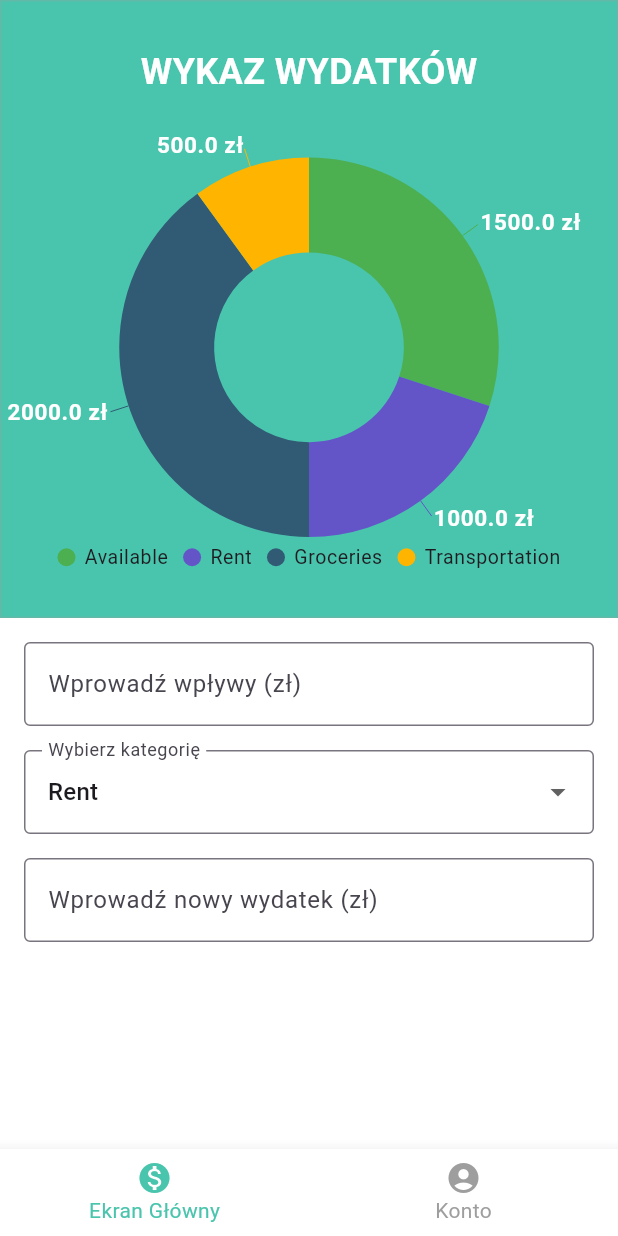
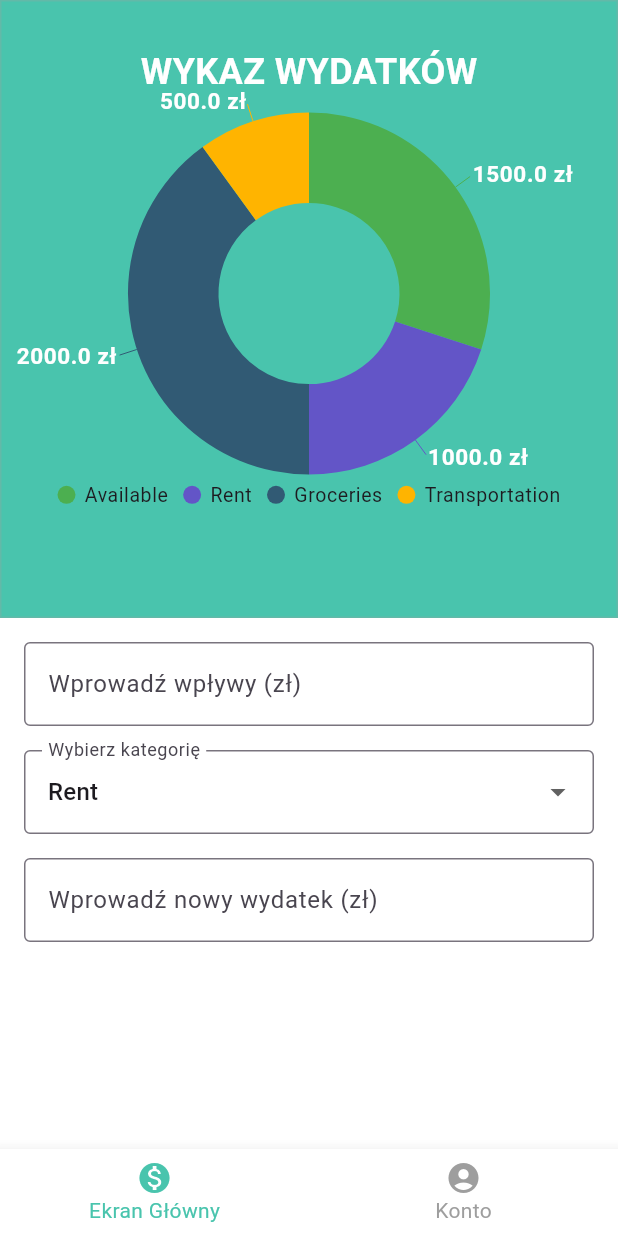
Before and after one commit to dmouze/MoneyBuddy, a Flutter app: the screen it shows after launch, after a tap on "Zaloguj się", on a phone screen of 412 x 824 dp. Run offline on Flutter 3.47's test engine with Material 3 defaults, Android fonts, the phone set to English and light mode, and no system bars; our stand-ins replace firebase_core, logger, syncfusion_flutter_charts; accounts and stored records are empty.

```diff
--- /dev/null
+++ b/lib/FirebaseService.dart
@@ -0,0 +1,7 @@
+import 'package:firebase_core/firebase_core.dart';
+
+class FirebaseService {
+  static Future<void> initialize() async {
+    await Firebase.initializeApp();
+  }
+}
--- a/lib/MainScreen.dart
+++ b/lib/MainScreen.dart
@@ -77,12 +77,12 @@ class _MainScreenState extends State<MainScreen> {
     final double? income = double.tryParse(_incomeController.text);
     if (income != null) {
       setState(() {
-        _currentBalance = _currentBalance + income;
+        _income += income;
+        _currentBalance = _income - _expenses;
         _updateSeries();
       });
     }
   }
-
 
   void _addExpense() {
     final double? value = double.tryParse(_expenseController.text);
@@ -101,12 +101,10 @@ class _MainScreenState extends State<MainScreen> {
         }
         _expenses = _dataSource.map((e) => e['value'] as double).reduce((a, b) => a + b);
         _currentBalance = _income - _expenses;
-        print('Expense added: $_expenses, Current balance: $_currentBalance');
         _updateSeries();
       });
     }
   }
-
 
   List<BttmNavigationBarModel> BttmNavigationBarItems = [
     BttmNavigationBarModel(icon: Icons.monetization_on, label: "Ekran Główny"),
@@ -192,17 +190,8 @@ class _MainScreenState extends State<MainScreen> {
                       Container(
                         margin: EdgeInsets.all(0),
                         padding: EdgeInsets.all(0),
-                        width: 200,
-                        height: 30,
-                        decoration: BoxDecoration(
-                          color: Color(0x00000000),
-                          shape: BoxShape.rectangle,
-                          borderRadius: BorderRadius.zero,
-                        ),
-                      ),
-                      Container(
-                        margin: EdgeInsets.all(0),
-                        padding: EdgeInsets.all(0),
+                        width: MediaQuery.of(context).size.width,
+                        height: MediaQuery.of(context).size.height * 0.35,
                         child: SfCircularChart(
                           series: _series,
                           tooltipBehavior: TooltipBehavior(enable: true),
--- a/lib/main.dart
+++ b/lib/main.dart
@@ -1,8 +1,11 @@
 import 'package:flutter/material.dart';
 import 'package:MoneyBuddy/LoginScreen.dart';
 import 'package:logger/logger.dart';
+import 'firebaseservice.dart';
 
-void main() {
+void main() async {
+  WidgetsFlutterBinding.ensureInitialized();
+  await FirebaseService.initialize();
   runApp(MyApp());
 }
 
```
Also changed, not shown: pubspec.lock.
